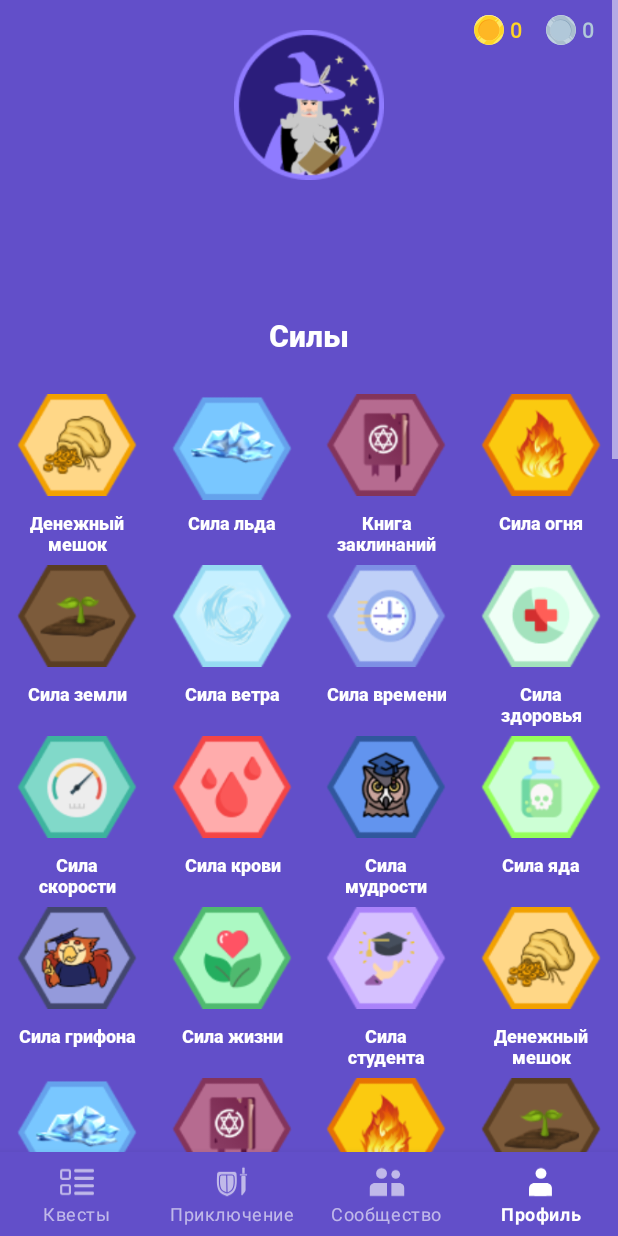
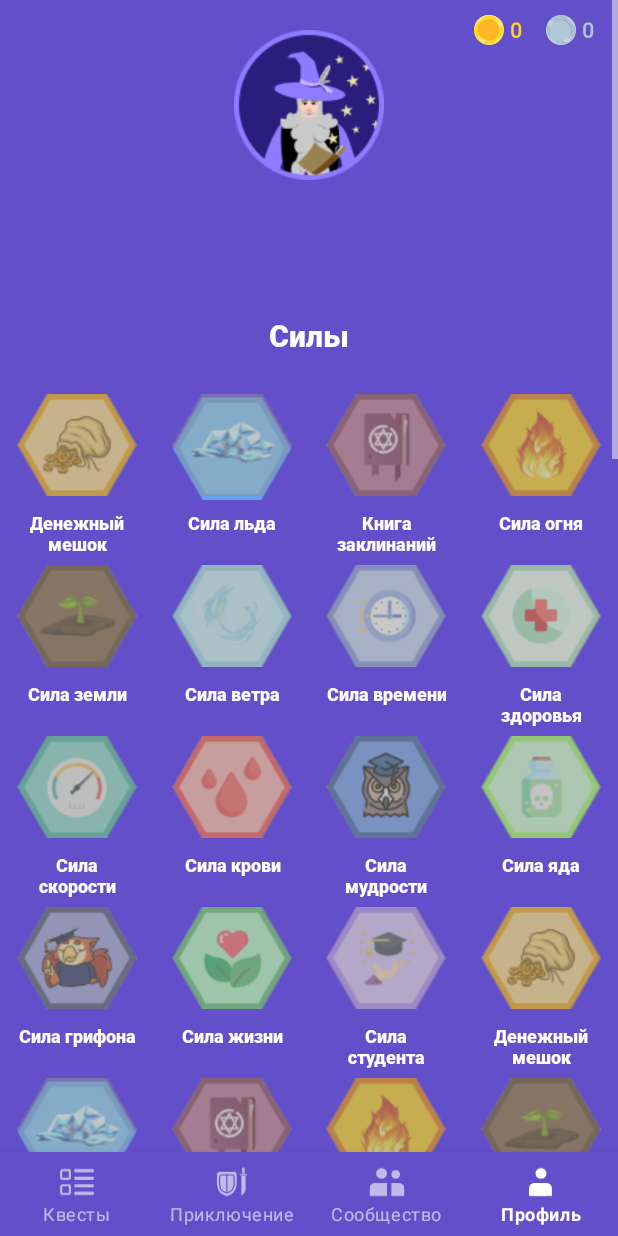
Before and after one commit to monke-master/Play-Edu, an Android app: the ProfileFragment screen opened through its navigation route, on a phone screen of 412 x 824 dp. Run offline under Robolectric (Android 15) with nearby library versions, the phone set to English and light mode, and no system bars; our stand-ins replace data binding, navigation-ui; libraries missing offline, so code that uses them is left out: com.skydoves.powerspinner; 6 statements that could not run were skipped.

Commit message:
added power overlay

```diff
--- a/app/src/main/java/ru/mirea/playedu/view/adapter/PowerAdapter.java
+++ b/app/src/main/java/ru/mirea/playedu/view/adapter/PowerAdapter.java
@@ -9,6 +9,7 @@ import androidx.recyclerview.widget.RecyclerView;
 
 import java.util.ArrayList;
 
+import ru.mirea.playedu.R;
 import ru.mirea.playedu.databinding.ViewPowerItemBinding;
 import ru.mirea.playedu.model.Power;
 
@@ -40,6 +41,7 @@ public class PowerAdapter extends RecyclerView.Adapter<PowerAdapter.ViewHolder>
     }
 
     public void setPowersList(ArrayList<Power> powers) {
+        this.powers.clear();
         this.powers = powers;
         notifyDataSetChanged();
     }
@@ -74,6 +76,10 @@ public class PowerAdapter extends RecyclerView.Adapter<PowerAdapter.ViewHolder>
         public void bind(Power power, OnItemClickListener listener, OnItemLongClickListener longClickListener, int position) {
             binding.setPower(power);
             binding.powerImg.setImageResource(power.getIcon());
+            if (!power.isBought())
+                binding.powerImg.setForeground(itemView.getResources().getDrawable(R.drawable.shape_power_overlay));
+            else
+                binding.powerImg.setForeground(null);
             itemView.setOnClickListener(view -> {
                 listener.onItemClick(power, position);
             });
--- a/app/src/main/res/layout/dialog_pick_power.xml
+++ b/app/src/main/res/layout/dialog_pick_power.xml
@@ -3,6 +3,8 @@
     android:layout_width="match_parent"
     android:layout_height="match_parent"
     xmlns:app="http://schemas.android.com/apk/res-auto"
+    android:paddingVertical="16dp"
+    android:paddingHorizontal="4dp"
     xmlns:tools="http://schemas.android.com/tools">
 
     <androidx.recyclerview.widget.RecyclerView
--- a/app/src/main/res/layout/view_power_item.xml
+++ b/app/src/main/res/layout/view_power_item.xml
@@ -18,6 +18,7 @@
 
         <ImageView
             android:id="@+id/power_img"
+            android:foregroundGravity="center"
             android:layout_width="@dimen/power_shape_size"
             android:layout_height="@dimen/power_shape_size"
             android:layout_gravity="center_horizontal"
```
Also changed, not shown: app/src/main/res/drawable/shape_power_overlay.png (added).
